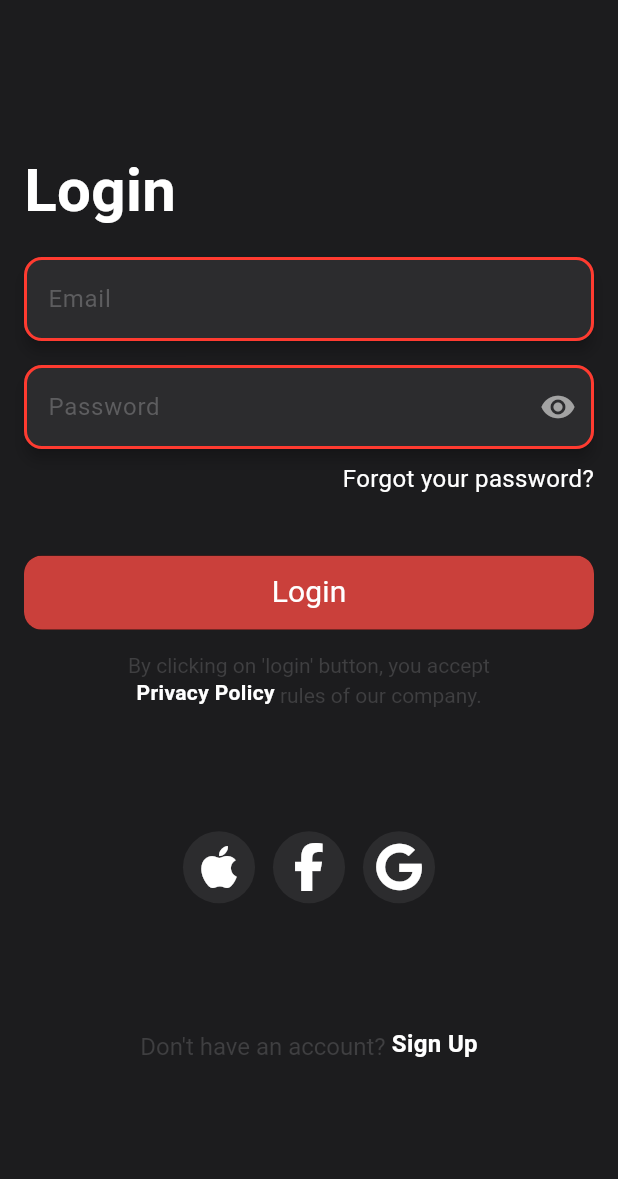
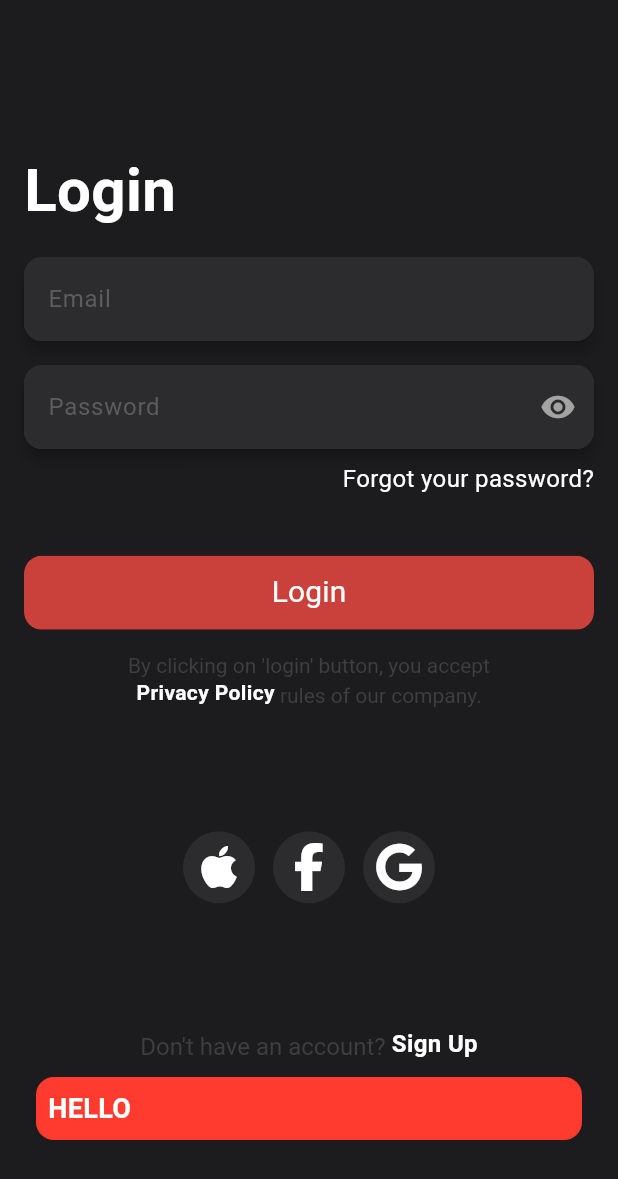
Before and after one commit to pouyarahmti/Netflix-Flutter-Clone, a Flutter app: the LoginScreen screen opened by its route, after a tap on "Login", on a phone screen of 412 x 824 dp. Shown: the top 1179 px of the screen. Run offline on Flutter 3.47's test engine with Material 3 defaults, Android fonts, the phone set to English and light mode, and no system bars; our stand-ins replace dio, email_validator, flutter_riverpod, fluttertoast, font_awesome_flutter, go_router and 3 more; accounts and stored records are empty; Roboto replaces fonts that are missing (Poppins).

Commit message:
Complete ToastService and remove unused codes

```diff
--- a/lib/auth/components/login_form.dart
+++ b/lib/auth/components/login_form.dart
@@ -31,7 +31,7 @@
   bool _isLoading = false;
 
   // TEXT EDITING CONTROLLERS
-  final TextEditingController _phoneNumberOrEmailTextEditingController =
+  final TextEditingController _emailTextEditingController =
       TextEditingController();
   final TextEditingController _passwordTextEditingController =
       TextEditingController();
@@ -44,7 +44,7 @@
 
   void initFormData() {
     _formData = {
-      "phoneNumberOrEmail": _phoneNumberOrEmailTextEditingController.text,
+      "email": _emailTextEditingController.text,
       "password": _passwordTextEditingController.text,
     };
   }
@@ -60,6 +60,7 @@
         _isLoading = true;
       });
       try {
+        ToastService().showErrorToast("HELLO");
         // final loginResponse = await AuthService().login(_formData);
         // LoggerService().simple("LOGIN SUCCESSFUL: $loginResponse");
         // ToastService().success(context, "Login Successful");
@@ -101,11 +102,11 @@
             height: 16,
           ),
           StringFormField(
-            controller: _phoneNumberOrEmailTextEditingController,
+            controller: _emailTextEditingController,
             onSubmit: (value) {
-              String? result = UtilsManager.validation.validateEmpty(value);
-              if (result != null) return result;
-              _formData['phoneNumberOrEmail'] = value;
+              // String? result = UtilsManager.validation.validateEmpty(value);
+              // if (result != null) return result;
+              _formData['email'] = value;
             },
             label: "Email",
             placeholder: "Enter your email",
@@ -115,8 +116,8 @@
           ),
           PasswordFormField(
             onSubmit: (value) {
-              String? result = UtilsManager.validation.validateEmpty(value);
-              if (result != null) return result;
+              // String? result = UtilsManager.validation.validateEmpty(value);
+              // if (result != null) return result;
               _formData["password"] = value;
             },
             controller: _passwordTextEditingController,
--- a/lib/auth/screens/login_screen.dart
+++ b/lib/auth/screens/login_screen.dart
@@ -1,5 +1,4 @@
 import 'package:flutter/material.dart';
-import 'package:font_awesome_flutter/font_awesome_flutter.dart';
 import 'package:imdb_clone/common/services/url_launcher_service.dart';
 
 import '../../common/services/theme_service.dart';
--- a/lib/common/routes/router.dart
+++ b/lib/common/routes/router.dart
@@ -1,12 +1,12 @@
 import 'package:go_router/go_router.dart';
 import 'package:imdb_clone/intro/screens/splash_screen.dart';
-import 'package:imdb_clone/common/services/env_service.dart';
+import 'package:imdb_clone/main.dart';
 
 import '../../auth/screens/login_screen.dart';
 import '../../intro/screens/intro_screen.dart';
 
 final router = GoRouter(
-  navigatorKey: EnvironmentService().navigatorKey,
+  navigatorKey: navigatorKey,
   initialLocation: "/",
   routes: [
     GoRoute(
--- a/lib/common/services/env_service.dart
+++ b/lib/common/services/env_service.dart
@@ -21,12 +21,8 @@
   // API Base URL
   final String _apiBaseUrl = "https://api.themoviedb.org/3";
 
-  // Navigation Key
-  final GlobalKey<NavigatorState> _navigatorKey = GlobalKey<NavigatorState>();
-
   // Getters
   String get apiKey => _apiKey;
   String get apiBearerToken => _apiBearerToken;
   String get apiBaseUrl => _apiBaseUrl;
-  GlobalKey<NavigatorState> get navigatorKey => _navigatorKey;
 }
--- a/lib/common/services/toast_service.dart
+++ b/lib/common/services/toast_service.dart
@@ -1,7 +1,13 @@
+import 'package:flutter/material.dart';
+import 'package:fluttertoast/fluttertoast.dart';
 import 'package:imdb_clone/common/services/logger_service.dart';
+import 'package:imdb_clone/common/services/theme_service.dart';
+
+import '../../main.dart';
 
 class ToastService {
   static final ToastService _instance = ToastService._internal();
+  late FToast _fToast;
 
   factory ToastService() {
     return _instance;
@@ -9,5 +15,71 @@
 
   ToastService._internal() {
     LoggerService().simple("TOAST SERVICE INITIALIZED");
+    _fToast = FToast();
+    _fToast.init(navigatorKey.currentContext!);
+  }
+
+  void showErrorToast(String message) {
+    _fToast.showToast(
+      child: Toast(message: message, color: ThemeService().currentTheme.danger),
+      gravity: ToastGravity.BOTTOM,
+      toastDuration: const Duration(seconds: 3),
+      isDismissable: true,
+    );
+  }
+
+  void showSuccessToast(String message) {
+    _fToast.showToast(
+      child:
+          Toast(message: message, color: ThemeService().currentTheme.success),
+      gravity: ToastGravity.BOTTOM,
+      toastDuration: const Duration(seconds: 3),
+      isDismissable: true,
+    );
+  }
+
+  void showInfoToast(String message) {
+    _fToast.showToast(
+      child: Toast(message: message, color: ThemeService().currentTheme.info),
+      gravity: ToastGravity.BOTTOM,
+      toastDuration: const Duration(seconds: 3),
+      isDismissable: true,
+    );
+  }
+
+  void showWanringToast(String message) {
+    _fToast.showToast(
+      child:
+          Toast(message: message, color: ThemeService().currentTheme.warning),
+      gravity: ToastGravity.BOTTOM,
+      toastDuration: const Duration(seconds: 3),
+      isDismissable: true,
+    );
   }
 }
+
+class Toast extends StatelessWidget {
+  const Toast({super.key, required this.message, required this.color});
+
+  final String message;
+
+  final Color color;
+
+  @override
+  Widget build(BuildContext context) {
+    return Container(
+      width: MediaQuery.of(context).size.width * 0.95,
+      padding: const EdgeInsets.all(8),
+      decoration: BoxDecoration(
+        borderRadius: BorderRadius.circular(12),
+        color: ThemeService().currentTheme.danger,
+      ),
+      child: Text(
+        message,
+        style: ThemeService().currentTheme.textBoldDefault.copyWith(
+              color: Colors.white,
+            ),
+      ),
+    );
+  }
+}
--- a/lib/main.dart
+++ b/lib/main.dart
@@ -1,6 +1,7 @@
 import 'package:flutter/material.dart';
 import 'package:flutter/services.dart';
 import 'package:flutter_riverpod/flutter_riverpod.dart';
+import 'package:fluttertoast/fluttertoast.dart';
 import 'package:imdb_clone/common/services/shared_prefs_service.dart';
 import 'package:imdb_clone/common/services/url_launcher_service.dart';
 
@@ -9,6 +10,8 @@
 import 'common/services/env_service.dart';
 import 'common/services/logger_service.dart';
 import 'common/services/theme_service.dart';
+
+final GlobalKey<NavigatorState> navigatorKey = GlobalKey<NavigatorState>();
 
 void main() {
   WidgetsFlutterBinding.ensureInitialized();
@@ -47,6 +50,7 @@
     return MaterialApp.router(
       routerConfig: router,
       title: 'IMDB Clone',
+      builder: FToastBuilder(),
       theme: ThemeService().getThemeData(),
       debugShowCheckedModeBanner: false,
       themeMode: ThemeMode.dark,
```
